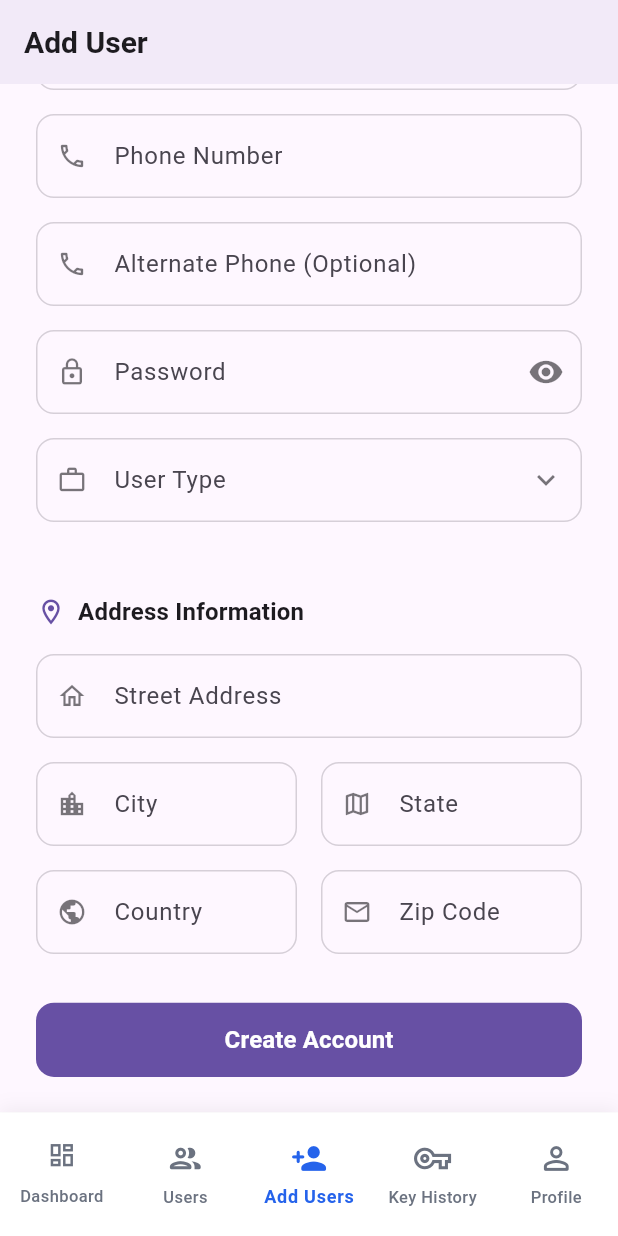
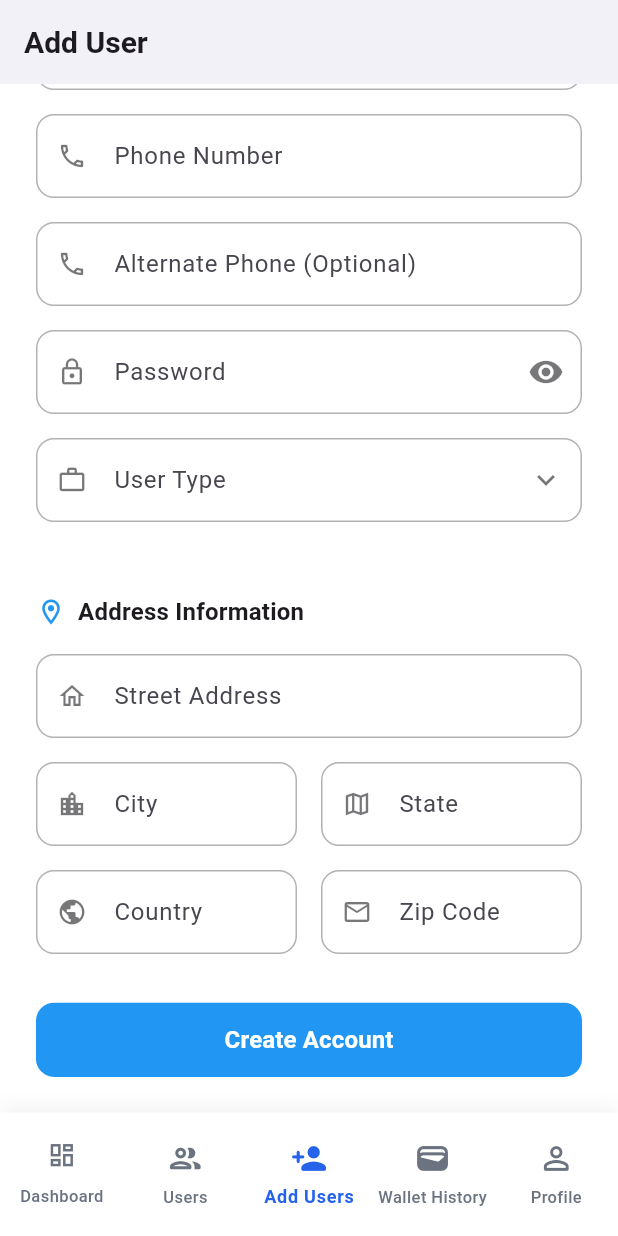
Before and after one commit to zerotouch-komal/E_warranty, a Flutter app: the MyDrawer screen opened directly, item 3 of the bottom bar chosen, scrolled down 188 dp, on a phone screen of 412 x 824 dp. Run offline on Flutter 3.47's test engine with Material 3 defaults, Android fonts, the phone set to English and light mode, and no system bars; our stand-ins replace image_picker, shared_preferences; accounts and stored records are empty; network calls fail.

Commit message:
Profile Update

```diff
--- a/lib/constants/config.dart
+++ b/lib/constants/config.dart
@@ -1 +1 @@
-const baseUrl = "https://boxer-patient-slowly.ngrok-free.app/";
+const baseUrl = "ewarranty-oefb.vercel.app/";
--- a/lib/models/profile_model.dart
+++ b/lib/models/profile_model.dart
@@ -1,5 +1,6 @@
 class Address {
   final String street, city, state, country, zipCode;
+
   Address({
     required this.street,
     required this.city,
@@ -7,6 +8,7 @@ class Address {
     required this.country,
     required this.zipCode,
   });
+
   factory Address.fromJson(Map<String, dynamic> json) {
     return Address(
       street: json['street'] ?? '',
@@ -18,18 +20,65 @@ class Address {
   }
 }
 
-class KeyAllocation {
-  final int totalKeys, usedKeys, remainingKeys;
-  KeyAllocation({
-    required this.totalKeys,
-    required this.usedKeys,
-    required this.remainingKeys,
+class WalletBalance {
+  final int totalAmount, usedAmount, remainingAmount;
+
+  WalletBalance({
+    required this.totalAmount,
+    required this.usedAmount,
+    required this.remainingAmount,
   });
-  factory KeyAllocation.fromJson(Map<String, dynamic> json) {
-    return KeyAllocation(
-      totalKeys: json['totalKeys'],
-      usedKeys: json['usedKeys'],
-      remainingKeys: json['remainingKeys'],
+
+  factory WalletBalance.fromJson(Map<String, dynamic> json) {
+    return WalletBalance(
+      totalAmount: json['totalAmount'] ?? 0,
+      usedAmount: json['usedAmount'] ?? 0,
+      remainingAmount: json['remainingAmount'] ?? 0,
+    );
+  }
+}
+
+class EWarrantyStats {
+  final int totalWarranties, activeWarranties, expiredWarranties, claimedWarranties, totalPremiumCollected;
+  final String? lastWarrantyDate;
+
+  EWarrantyStats({
+    required this.totalWarranties,
+    required this.activeWarranties,
+    required this.expiredWarranties,
+    required this.claimedWarranties,
+    required this.totalPremiumCollected,
+    this.lastWarrantyDate,
+  });
+
+  factory EWarrantyStats.fromJson(Map<String, dynamic> json) {
+    return EWarrantyStats(
+      totalWarranties: json['totalWarranties'] ?? 0,
+      activeWarranties: json['activeWarranties'] ?? 0,
+      expiredWarranties: json['expiredWarranties'] ?? 0,
+      claimedWarranties: json['claimedWarranties'] ?? 0,
+      totalPremiumCollected: json['totalPremiumCollected'] ?? 0,
+      lastWarrantyDate: json['lastWarrantyDate'],
+    );
+  }
+}
+
+class Permissions {
+  final bool canCreateUser, canEditUser, canViewReports, canManageKeys;
+
+  Permissions({
+    required this.canCreateUser,
+    required this.canEditUser,
+    required this.canViewReports,
+    required this.canManageKeys,
+  });
+
+  factory Permissions.fromJson(Map<String, dynamic> json) {
+    return Permissions(
+      canCreateUser: json['canCreateUser'] ?? false,
+      canEditUser: json['canEditUser'] ?? false,
+      canViewReports: json['canViewReports'] ?? false,
+      canManageKeys: json['canManageKeys'] ?? false,
     );
   }
 }
@@ -37,42 +86,76 @@ class KeyAllocation {
 class Company {
   final String name;
   final Address address;
-  final KeyAllocation keyAllocation;
 
   Company({
     required this.name,
     required this.address,
-    required this.keyAllocation,
   });
 
-  factory Company.fromJson(Map json) {
+  factory Company.fromJson(Map<String, dynamic> json) {
     return Company(
       name: json['name'] ?? '',
-      address: Address.fromJson(json['address']),
-      keyAllocation: KeyAllocation.fromJson(json['keyAllocation']),
+      address: Address.fromJson(json['address'] ?? {}),
     );
   }
 }
 
-
 class User {
   final String name, email, phone;
-  final KeyAllocation keyAllocation;
+  final WalletBalance walletBalance;
+  final EWarrantyStats eWarrantyStats;
+  final Permissions permissions;
   final Company company;
+  final String userId, companyId, userType;
+  final String? alternatePhone, parentUserId;
+  final bool isActive;
+  final int hierarchyLevel;
+  final String createdBy;
+  final String? lastLoginAt;
+  final String createdAt, updatedAt;
+
   User({
     required this.name,
     required this.email,
     required this.phone,
-    required this.keyAllocation,
+    required this.walletBalance,
+    required this.eWarrantyStats,
+    required this.permissions,
     required this.company,
+    required this.userId,
+    required this.companyId,
+    required this.userType,
+    this.alternatePhone,
+    this.parentUserId,
+    required this.isActive,
+    required this.hierarchyLevel,
+    required this.createdBy,
+    this.lastLoginAt,
+    required this.createdAt,
+    required this.updatedAt,
   });
+
   factory User.fromJson(Map<String, dynamic> json) {
     return User(
-      name: json['name'],
-      email: json['email'],
-      phone: json['phone'],
-      keyAllocation: KeyAllocation.fromJson(json['keyAllocation']),
-      company: Company.fromJson(json['company']),
+      name: json['name'] ?? '',
+      email: json['email'] ?? '',
+      phone: json['phone'] ?? '',
+      walletBalance: WalletBalance.fromJson(json['walletBalance'] ?? {}),
+      eWarrantyStats: EWarrantyStats.fromJson(json['eWarrantyStats'] ?? {}),
+      permissions: Permissions.fromJson(json['permissions'] ?? {}),
+      company: Company.fromJson(json['company'] ?? {}),
+      userId: json['userId'] ?? '',
+      companyId: json['companyId'] ?? '',
+      userType: json['userType'] ?? '',
+      alternatePhone: json['alternatePhone'],
+      parentUserId: json['parentUserId'],
+      isActive: json['isActive'] ?? false,
+      hierarchyLevel: json['hierarchyLevel'] ?? 0,
+      createdBy: json['createdBy'] ?? '',
+      lastLoginAt: json['lastLoginAt'],
+      createdAt: json['createdAt'] ?? '',
+      updatedAt: json['updatedAt'] ?? '',
     );
   }
+
 }
--- a/lib/screens/Register.dart
+++ b/lib/screens/Register.dart
@@ -82,15 +82,14 @@ class _RegisterScreenState extends State<RegisterScreen> {
     final provider = Provider.of<RegisterProvider>(context);
     final theme = Theme.of(context);
     final colorScheme = theme.colorScheme;
-
     return Scaffold(
-      backgroundColor: colorScheme.surface,
+      backgroundColor: Colors.white,
       appBar: AppBar(
         title: const Text(
           "Add User",
           style: TextStyle(fontWeight: FontWeight.w600, fontSize: 20),
         ),
-        backgroundColor: colorScheme.surface,
+        backgroundColor: Colors.white,
         foregroundColor: colorScheme.onSurface,
         elevation: 0,
       ),
@@ -244,7 +243,7 @@ class _RegisterScreenState extends State<RegisterScreen> {
                     provider.isLoading
                         ? Container(
                           decoration: BoxDecoration(
-                            color: colorScheme.primary.withOpacity(0.1),
+                            color: Colors.blue.withOpacity(0.1),
                             borderRadius: BorderRadius.circular(12),
                           ),
                           child: Center(
@@ -254,7 +253,7 @@ class _RegisterScreenState extends State<RegisterScreen> {
                               child: CircularProgressIndicator(
                                 strokeWidth: 2,
                                 valueColor: AlwaysStoppedAnimation<Color>(
-                                  colorScheme.primary,
+                                  Colors.blue,
                                 ),
                               ),
                             ),
@@ -263,8 +262,8 @@ class _RegisterScreenState extends State<RegisterScreen> {
                         : ElevatedButton(
                           onPressed: _handleRegister,
                           style: ElevatedButton.styleFrom(
-                            backgroundColor: colorScheme.primary,
-                            foregroundColor: colorScheme.onPrimary,
+                            backgroundColor: Colors.blue,
+                            foregroundColor: Colors.white,
                             elevation: 0,
                             shape: RoundedRectangleBorder(
                               borderRadius: BorderRadius.circular(12),
@@ -292,7 +291,7 @@ class _RegisterScreenState extends State<RegisterScreen> {
 
     return Row(
       children: [
-        Icon(icon, size: 20, color: colorScheme.primary),
+        Icon(icon, size: 20, color: Colors.blue),
         SizedBox(width: 8),
         Text(
           title,
@@ -336,15 +335,15 @@ class _RegisterScreenState extends State<RegisterScreen> {
           suffixIcon: suffixIcon,
           border: OutlineInputBorder(
             borderRadius: BorderRadius.circular(12),
-            borderSide: BorderSide(color: colorScheme.outline.withOpacity(0.3)),
+            borderSide: BorderSide(color: Colors.black.withOpacity(0.3)),
           ),
           enabledBorder: OutlineInputBorder(
             borderRadius: BorderRadius.circular(12),
-            borderSide: BorderSide(color: colorScheme.outline.withOpacity(0.3)),
+            borderSide: BorderSide(color: Colors.black.withOpacity(0.3)),
           ),
           focusedBorder: OutlineInputBorder(
             borderRadius: BorderRadius.circular(12),
-            borderSide: BorderSide(color: colorScheme.primary, width: 2),
+            borderSide: BorderSide(color: Colors.blue, width: 2),
           ),
           errorBorder: OutlineInputBorder(
             borderRadius: BorderRadius.circular(12),
@@ -355,7 +354,7 @@ class _RegisterScreenState extends State<RegisterScreen> {
             borderSide: BorderSide(color: colorScheme.error, width: 2),
           ),
           filled: true,
-          fillColor: colorScheme.surface,
+          fillColor: Colors.white,
           contentPadding: const EdgeInsets.symmetric(
             horizontal: 16,
             vertical: 16,
@@ -394,22 +393,22 @@ class _RegisterScreenState extends State<RegisterScreen> {
           ),
           border: OutlineInputBorder(
             borderRadius: BorderRadius.circular(12),
-            borderSide: BorderSide(color: colorScheme.outline.withOpacity(0.3)),
+            borderSide: BorderSide(color: Colors.black.withOpacity(0.3)),
           ),
           enabledBorder: OutlineInputBorder(
             borderRadius: BorderRadius.circular(12),
-            borderSide: BorderSide(color: colorScheme.outline.withOpacity(0.3)),
+            borderSide: BorderSide(color: Colors.black.withOpacity(0.3)),
           ),
           focusedBorder: OutlineInputBorder(
             borderRadius: BorderRadius.circular(12),
-            borderSide: BorderSide(color: colorScheme.primary, width: 2),
+            borderSide: BorderSide(color: Colors.blue, width: 2),
           ),
           errorBorder: OutlineInputBorder(
             borderRadius: BorderRadius.circular(12),
             borderSide: BorderSide(color: colorScheme.error),
           ),
           filled: true,
-          fillColor: colorScheme.surface,
+          fillColor: Colors.white,
           contentPadding: const EdgeInsets.symmetric(
             horizontal: 16,
             vertical: 16,
--- a/lib/screens/drawer.dart
+++ b/lib/screens/drawer.dart
@@ -113,13 +113,13 @@ class _MyDrawerState extends State<MyDrawer> {
                 BottomNavigationBarItem(
                   icon: Padding(
                     padding: EdgeInsets.only(bottom: ScreenUtil.unitHeight * 5),
-                    child: Icon(Icons.vpn_key_outlined, size: ScreenUtil.unitHeight * 30),
+                    child: Icon(Icons.wallet_rounded, size: ScreenUtil.unitHeight * 30),
                   ),
                   activeIcon: Padding(
                     padding: EdgeInsets.only(bottom: ScreenUtil.unitHeight * 5),
-                    child: Icon(Icons.vpn_key_rounded, size: ScreenUtil.unitHeight * 30),
+                    child: Icon(Icons.wallet, size: ScreenUtil.unitHeight * 30),
                   ),
-                  label: 'Key History',
+                  label: 'Wallet History',
                 ),
                 BottomNavigationBarItem(
                   icon: Padding(
--- a/lib/screens/profile.dart
+++ b/lib/screens/profile.dart
@@ -1,3 +1,4 @@
+import 'package:e_warranty/models/profile_model.dart';
 import 'package:e_warranty/provider/login_provider.dart';
 import 'package:e_warranty/screens/change_password.dart';
 import 'package:e_warranty/screens/login.dart';
@@ -39,7 +40,7 @@ class ProfileScreen extends StatelessWidget {
 
           final user = provider.user!;
           final companyAddress = user.company.address;
-          final userKeys = user.keyAllocation;
+          final userWallet = user.walletBalance;
 
           return SingleChildScrollView(
             child: Column(
@@ -154,7 +155,7 @@ class ProfileScreen extends StatelessWidget {
 
                       SizedBox(height: ScreenUtil.unitHeight * 20),
 
-                      _buildKeyAllocationCard(userKeys),
+                      _buildWalletCard(userWallet), // Changed from _buildKeyAllocationCard
 
                       SizedBox(height: ScreenUtil.unitHeight * 20),
 
@@ -316,10 +317,9 @@ Widget _buildInfoRow(IconData icon, String label, String value) {
   );
 }
 
-Widget _buildKeyAllocationCard(dynamic userKeys) {
-  final totalKeys = userKeys.remainingKeys + userKeys.usedKeys;
-  final remainingPercentage =
-      totalKeys > 0 ? (userKeys.remainingKeys / totalKeys) : 0.0;
+Widget _buildWalletCard(WalletBalance wallet) {
+  final totalAmount = wallet.totalAmount;
+  final remainingPercentage = totalAmount > 0 ? (wallet.remainingAmount / totalAmount) : 0.0;
 
   return Card(
     elevation: 2,
@@ -350,14 +350,14 @@ Widget _buildKeyAllocationCard(dynamic userKeys) {
                     borderRadius: BorderRadius.circular(8),
                   ),
                   child: const Icon(
-                    Icons.vpn_key_rounded,
+                    Icons.account_balance_wallet_rounded,
                     color: Color(0xFF1976D2),
                     size: 20,
                   ),
                 ),
                 SizedBox(width: 12),
                 const Text(
-                  'Keys',
+                  'Wallet Balance',
                   style: TextStyle(
                     fontSize: 18,
                     fontWeight: FontWeight.bold,
@@ -392,20 +392,19 @@ Widget _buildKeyAllocationCard(dynamic userKeys) {
 
             Row(
               children: [
-                SizedBox(width: ScreenUtil.unitHeight * 20),
                 Expanded(
-                  child: _buildKeyStatItem(
-                    'Keys',
-                    userKeys.remainingKeys.toString(),
-                    Icons.check_circle_rounded,
+                  child: _buildWalletStatItem(
+                    'Remaining',
+                    '₹${wallet.remainingAmount}',
+                    Icons.account_balance_wallet_rounded,
                     const Color(0xFF4CAF50),
                   ),
                 ),
                 SizedBox(width: ScreenUtil.unitHeight * 20),
                 Expanded(
-                  child: _buildKeyStatItem(
+                  child: _buildWalletStatItem(
                     'Used',
-                    userKeys.usedKeys.toString(),
+                    '₹${wallet.usedAmount}',
                     Icons.history_rounded,
                     const Color(0xFFFF9800),
                   ),
@@ -419,7 +418,7 @@ Widget _buildKeyAllocationCard(dynamic userKeys) {
   );
 }
 
-Widget _buildKeyStatItem(
+Widget _buildWalletStatItem(
   String label,
   String value,
   IconData icon,
@@ -439,10 +438,11 @@ Widget _buildKeyStatItem(
         Text(
           value,
           style: TextStyle(
-            fontSize: 20,
+            fontSize: 16,
             fontWeight: FontWeight.bold,
             color: color,
           ),
+          textAlign: TextAlign.center,
         ),
         SizedBox(height: ScreenUtil.unitHeight * 10),
         Text(
```
Also changed, not shown: lib/services/all_user/all_user_service.dart (+12 -4 lines).
